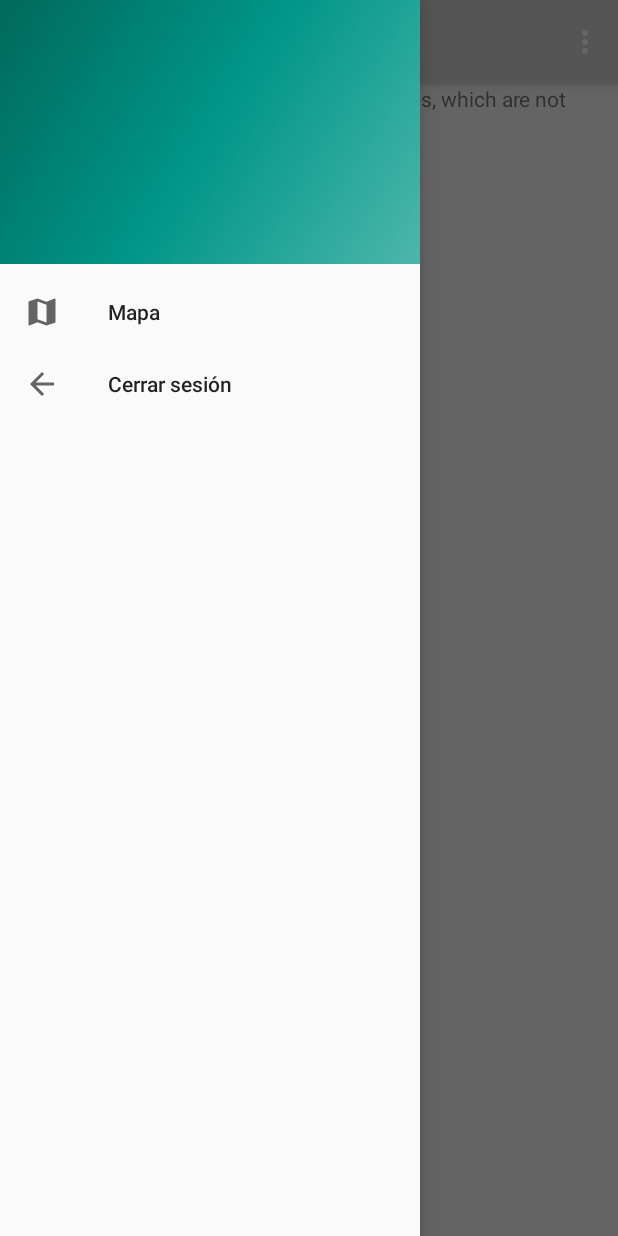
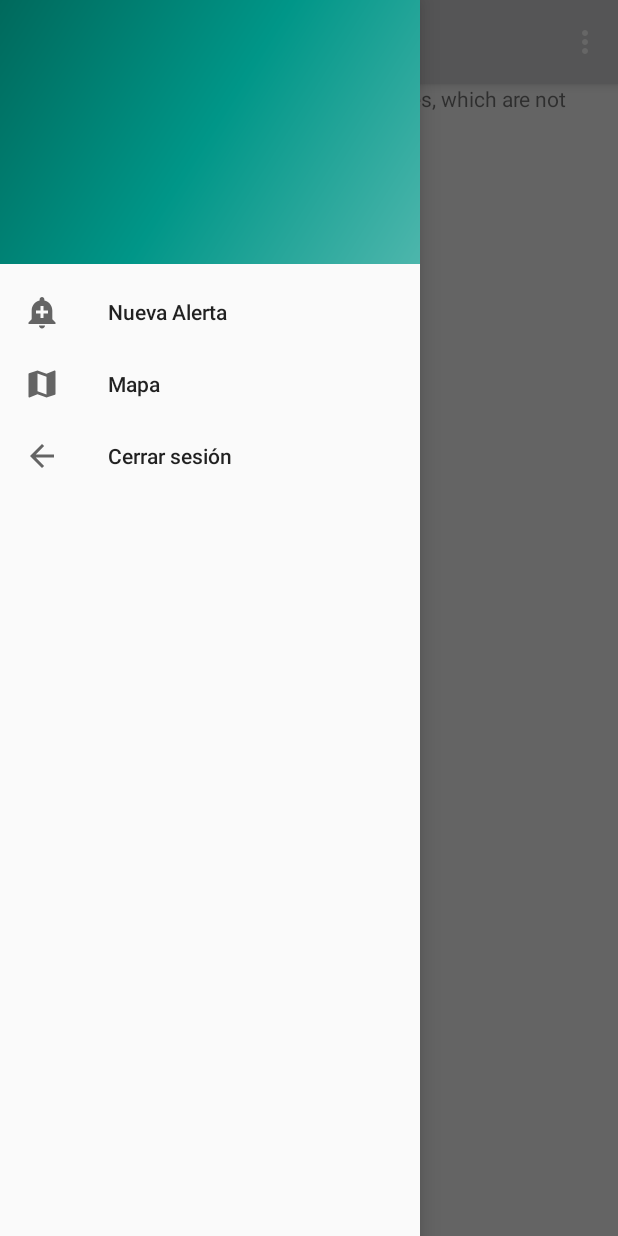
Before and after one commit to diego-anthony/PetZoo, an Android app: the MainActivity screen opened directly, with no data from a screen before it, with the side drawer open, on a phone screen of 412 x 824 dp. Run offline under Robolectric (Android 15) with nearby library versions, the light colour scheme and no system bars; our stand-ins replace Volley.

Commit message:
Nueva alerta, captura de imagen

```diff
--- a/app/src/main/AndroidManifest.xml
+++ b/app/src/main/AndroidManifest.xml
@@ -11,6 +11,8 @@
     <uses-permission android:name="android.permission.GET_ACCOUNTS" />
     <uses-permission android:name="android.permission.READ_PROFILE" />
     <uses-permission android:name="android.permission.READ_CONTACTS" />
+    <uses-feature android:name="android.hardware.camera2"
+        android:required="true" />
 
     <application
         android:allowBackup="true"
--- a/app/src/main/java/com/petzoo/petzoo/MainActivity.java
+++ b/app/src/main/java/com/petzoo/petzoo/MainActivity.java
@@ -110,6 +110,9 @@ public class MainActivity extends AppCompatActivity
             startActivity(intent);
             finish();
         }
+        else if(id == R.id.nav_new_alert_fragment){
+            fragment = new NuevaAlertaFragment();
+        }
         if (fragment != null)
         {
             FragmentTransaction fragmentTransaction = getSupportFragmentManager().beginTransaction();
--- /dev/null
+++ b/app/src/main/res/drawable/ic_add_alert_black_24dp.xml
@@ -0,0 +1,9 @@
+<vector xmlns:android="http://schemas.android.com/apk/res/android"
+        android:width="24dp"
+        android:height="24dp"
+        android:viewportWidth="24.0"
+        android:viewportHeight="24.0">
+    <path
+        android:fillColor="#FF000000"
+        android:pathData="M10.01,21.01c0,1.1 0.89,1.99 1.99,1.99s1.99,-0.89 1.99,-1.99h-3.98zM18.88,16.82L18.88,11c0,-3.25 -2.25,-5.97 -5.29,-6.69v-0.72C13.59,2.71 12.88,2 12,2s-1.59,0.71 -1.59,1.59v0.72C7.37,5.03 5.12,7.75 5.12,11v5.82L3,18.94L3,20h18v-1.06l-2.12,-2.12zM16,13.01h-3v3h-2v-3L8,13.01L8,11h3L11,8h2v3h3v2.01z"/>
+</vector>
--- a/app/src/main/res/layout/nav_header_main.xml
+++ b/app/src/main/res/layout/nav_header_main.xml
@@ -17,7 +17,6 @@
         android:id="@+id/txt_name"
         android:layout_width="match_parent"
         android:layout_height="wrap_content"
-        android:text="user"
         android:paddingTop="@dimen/nav_header_vertical_spacing"
         android:textAppearance="@style/TextAppearance.AppCompat.Body1" />
 
--- a/app/src/main/res/menu/activity_main_drawer.xml
+++ b/app/src/main/res/menu/activity_main_drawer.xml
@@ -5,9 +5,14 @@
 
     <group android:checkableBehavior="single">
         <item
+            android:id="@+id/nav_new_alert_fragment"
+            android:icon="@drawable/ic_add_alert_black_24dp"
+            android:title="Nueva Alerta" />
+        <item
             android:id="@+id/nav_maps_fragment"
             android:icon="@drawable/ic_map_black_24dp"
             android:title="Mapa" />
+
         <item
             android:id="@+id/nav_close_sesion"
             android:icon="@drawable/ic_arrow_back_black_24dp"
```
Also changed, not shown: app/src/main/java/com/petzoo/petzoo/NuevaAlertaFragment.java (added, +68 -0 lines), app/src/main/res/layout/fragment_nueva_alerta.xml (added, +50 -0 lines).
